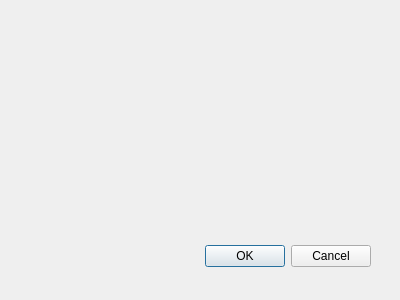
Before: the Qt Designer form graphicdatadialog.ui in vincenzoagnusdei/cellearclient, drawn with Qt 5.
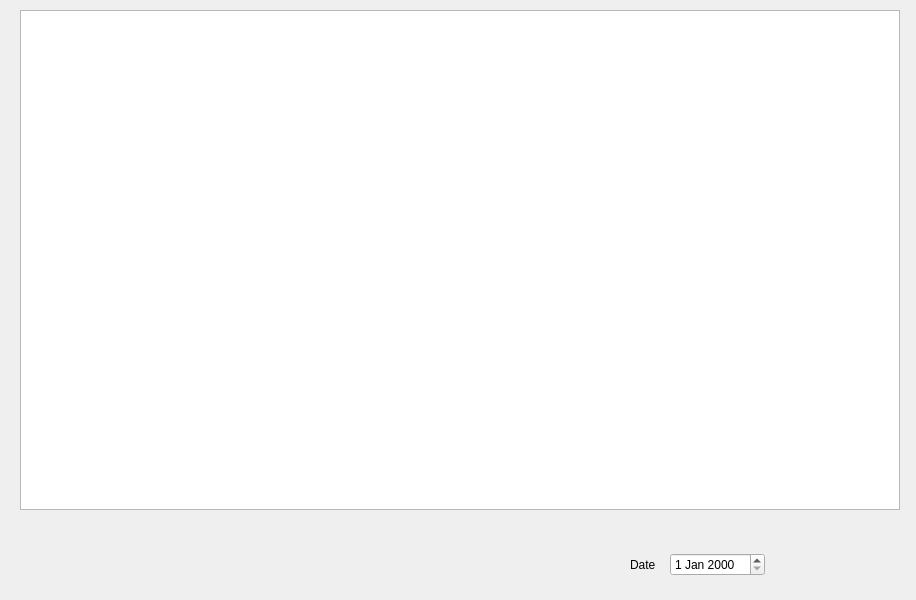
After: the same form once the commit is applied.

Commit message: Added filter to graphic view of measuring points.

The edit to the form file:
```diff
--- a/graphicdatadialog.ui
+++ b/graphicdatadialog.ui
@@ -8,28 +8,44 @@
    <rect>
     <x>0</x>
     <y>0</y>
-    <width>400</width>
-    <height>300</height>
+    <width>916</width>
+    <height>600</height>
    </rect>
   </property>
   <property name="windowTitle">
    <string>Dialog</string>
   </property>
-  <widget name="buttonBox" class="QDialogButtonBox">
+  <widget class="QGraphicsView" name="graphicsView">
    <property name="geometry">
     <rect>
-     <x>30</x>
-     <y>240</y>
-     <width>341</width>
-     <height>32</height>
+     <x>20</x>
+     <y>10</y>
+     <width>880</width>
+     <height>500</height>
     </rect>
    </property>
-   <property name="orientation">
-    <enum>Qt::Horizontal</enum>
+  </widget>
+  <widget class="QWidget" name="">
+   <property name="geometry">
+    <rect>
+     <x>630</x>
+     <y>550</y>
+     <width>135</width>
+     <height>29</height>
+    </rect>
    </property>
-   <property name="standardButtons">
-    <set>QDialogButtonBox::Cancel|QDialogButtonBox::Ok</set>
-   </property>
+   <layout class="QHBoxLayout" name="horizontalLayout">
+    <item>
+     <widget class="QLabel" name="date">
+      <property name="text">
+       <string>Date</string>
+      </property>
+     </widget>
+    </item>
+    <item>
+     <widget class="QDateEdit" name="dateValue"/>
+    </item>
+   </layout>
   </widget>
  </widget>
  <pixmapfunction/>
```
Left out of the diff: 42 changed lines with no effect on the pictures. The commit also changes 26 other files.
